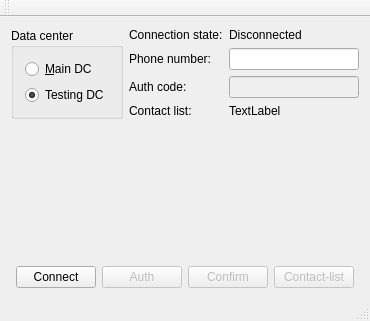
This is testApp/MainWindow.ui in Kaffeine/telegram-qt as Qt 5 draws it before an edit. The edited form follows.
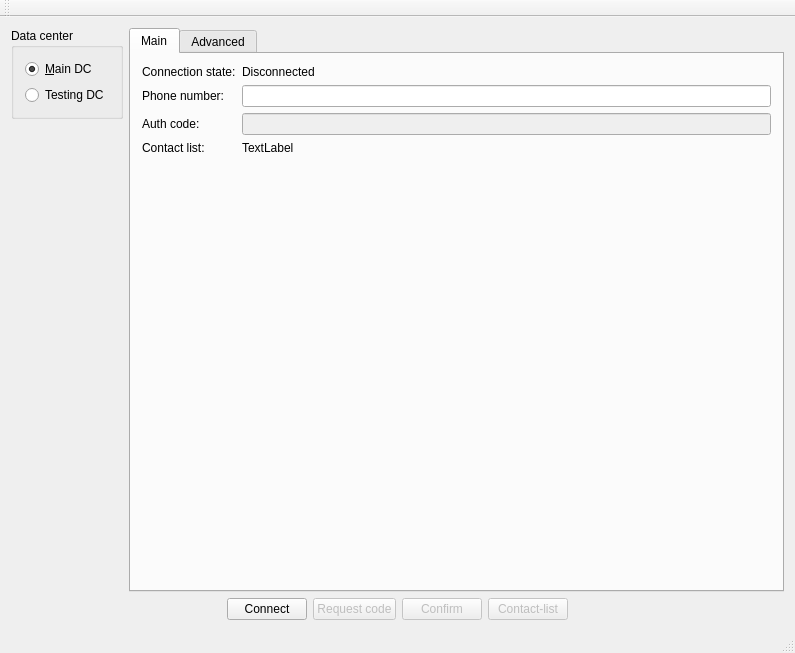
This is the edited form.

What changed in the file:
```diff
--- a/testApp/MainWindow.ui
+++ b/testApp/MainWindow.ui
@@ -6,100 +6,16 @@
    <rect>
     <x>0</x>
     <y>0</y>
-    <width>370</width>
-    <height>321</height>
+    <width>795</width>
+    <height>653</height>
    </rect>
   </property>
   <property name="windowTitle">
    <string>MainWindow</string>
   </property>
   <widget class="QWidget" name="centralWidget">
-   <layout class="QGridLayout" name="gridLayout_5">
-    <item row="0" column="0">
-     <layout class="QGridLayout" name="gridLayout_4">
-      <item row="0" column="1">
-       <layout class="QGridLayout" name="gridLayout_2">
-        <item row="0" column="0">
-         <widget class="QLabel" name="label">
-          <property name="text">
-           <string>Connection state:</string>
-          </property>
-         </widget>
-        </item>
-        <item row="1" column="1">
-         <widget class="QLineEdit" name="phoneNumber"/>
-        </item>
-        <item row="4" column="1">
-         <spacer name="horizontalSpacer_4">
-          <property name="orientation">
-           <enum>Qt::Horizontal</enum>
-          </property>
-          <property name="sizeHint" stdset="0">
-           <size>
-            <width>40</width>
-            <height>20</height>
-           </size>
-          </property>
-         </spacer>
-        </item>
-        <item row="3" column="0">
-         <widget class="QLabel" name="label_3">
-          <property name="text">
-           <string>Contact list:</string>
-          </property>
-         </widget>
-        </item>
-        <item row="4" column="0">
-         <spacer name="verticalSpacer">
-          <property name="orientation">
-           <enum>Qt::Vertical</enum>
-          </property>
-          <property name="sizeHint" stdset="0">
-           <size>
-            <width>20</width>
-            <height>40</height>
-           </size>
-          </property>
-         </spacer>
-        </item>
-        <item row="3" column="1">
-         <widget class="QLabel" name="label_4">
-          <property name="text">
-           <string>TextLabel</string>
-          </property>
-         </widget>
-        </item>
-        <item row="0" column="1">
-         <widget class="QLabel" name="connectionState">
-          <property name="text">
-           <string>Disconnected</string>
-          </property>
-         </widget>
-        </item>
-        <item row="1" column="0">
-         <widget class="QLabel" name="label_2">
-          <property name="text">
-           <string>Phone number:</string>
-          </property>
-         </widget>
-        </item>
-        <item row="2" column="0">
-         <widget class="QLabel" name="label_5">
-          <property name="text">
-           <string>Auth code:</string>
-          </property>
-         </widget>
-        </item>
-        <item row="2" column="1">
-         <widget class="QLineEdit" name="confirmationCode">
-          <property name="enabled">
-           <bool>false</bool>
-          </property>
-         </widget>
-        </item>
-       </layout>
-      </item>
-      <item row="0" column="0">
+   <layout class="QVBoxLayout" name="verticalLayout">
+    <item>
        <layout class="QGridLayout" name="gridLayout_3">
         <item row="0" column="0">
          <widget class="QGroupBox" name="groupBox">
@@ -112,6 +28,9 @@
              <property name="text">
               <string>&amp;Main DC</string>
              </property>
+           <property name="checked">
+            <bool>true</bool>
+           </property>
             </widget>
            </item>
            <item row="2" column="0">
@@ -120,7 +39,7 @@
               <string>Testing DC</string>
              </property>
              <property name="checked">
-              <bool>true</bool>
+            <bool>false</bool>
              </property>
             </widget>
            </item>
@@ -140,9 +59,122 @@
           </property>
          </spacer>
         </item>
-       </layout>
-      </item>
-      <item row="1" column="0" colspan="2">
+      <item row="0" column="1" rowspan="2">
+       <widget class="QTabWidget" name="tabWidget">
+        <property name="currentIndex">
+         <number>0</number>
+        </property>
+        <widget class="QWidget" name="tab">
+         <attribute name="title">
+          <string>Main</string>
+         </attribute>
+         <layout class="QGridLayout" name="gridLayout_6">
+          <item row="3" column="1">
+           <widget class="QLabel" name="label_4">
+            <property name="text">
+             <string>TextLabel</string>
+            </property>
+           </widget>
+          </item>
+          <item row="1" column="0">
+           <widget class="QLabel" name="label_2">
+            <property name="text">
+             <string>Phone number:</string>
+            </property>
+           </widget>
+          </item>
+          <item row="3" column="0">
+           <widget class="QLabel" name="label_3">
+            <property name="text">
+             <string>Contact list:</string>
+            </property>
+           </widget>
+          </item>
+          <item row="0" column="1">
+           <widget class="QLabel" name="connectionState">
+            <property name="text">
+             <string>Disconnected</string>
+            </property>
+           </widget>
+          </item>
+          <item row="0" column="0">
+           <widget class="QLabel" name="label">
+            <property name="text">
+             <string>Connection state:</string>
+            </property>
+           </widget>
+          </item>
+          <item row="2" column="0">
+           <widget class="QLabel" name="label_5">
+            <property name="text">
+             <string>Auth code:</string>
+            </property>
+           </widget>
+          </item>
+          <item row="2" column="1">
+           <widget class="QLineEdit" name="confirmationCode">
+            <property name="enabled">
+             <bool>false</bool>
+            </property>
+           </widget>
+          </item>
+          <item row="1" column="1">
+           <widget class="QLineEdit" name="phoneNumber"/>
+          </item>
+          <item row="4" column="0" colspan="2">
+           <spacer name="verticalSpacer_3">
+            <property name="orientation">
+             <enum>Qt::Vertical</enum>
+            </property>
+            <property name="sizeHint" stdset="0">
+             <size>
+              <width>20</width>
+              <height>453</height>
+             </size>
+            </property>
+           </spacer>
+          </item>
+         </layout>
+        </widget>
+        <widget class="QWidget" name="tab_2">
+         <attribute name="title">
+          <string>Advanced</string>
+         </attribute>
+         <layout class="QGridLayout" name="gridLayout_2">
+          <item row="1" column="1">
+           <widget class="QLineEdit" name="serverSalt"/>
+          </item>
+          <item row="0" column="1">
+           <widget class="QPlainTextEdit" name="authKey"/>
+          </item>
+          <item row="0" column="0">
+           <widget class="QLabel" name="label_6">
+            <property name="text">
+             <string>Auth key:</string>
+            </property>
+           </widget>
+          </item>
+          <item row="2" column="1">
+           <widget class="QPushButton" name="getAuthKey">
+            <property name="text">
+             <string>Get info</string>
+            </property>
+           </widget>
+          </item>
+          <item row="1" column="0">
+           <widget class="QLabel" name="label_7">
+            <property name="text">
+             <string>Server salt:</string>
+            </property>
+           </widget>
+          </item>
+         </layout>
+        </widget>
+       </widget>
+      </item>
+     </layout>
+    </item>
+    <item>
        <layout class="QHBoxLayout" name="horizontalLayout">
         <item>
          <spacer name="horizontalSpacer_3">
@@ -170,7 +202,7 @@
            <bool>false</bool>
           </property>
           <property name="text">
-           <string>Auth</string>
+         <string>Request code</string>
           </property>
          </widget>
         </item>
@@ -210,8 +242,6 @@
        </layout>
       </item>
      </layout>
-    </item>
-   </layout>
   </widget>
   <widget class="QMenuBar" name="menuBar">
    <property name="geometry">
```
Left out of the diff: 2 changed lines with no effect on the pictures. Lines whose indentation alone changed are shown as unchanged.
